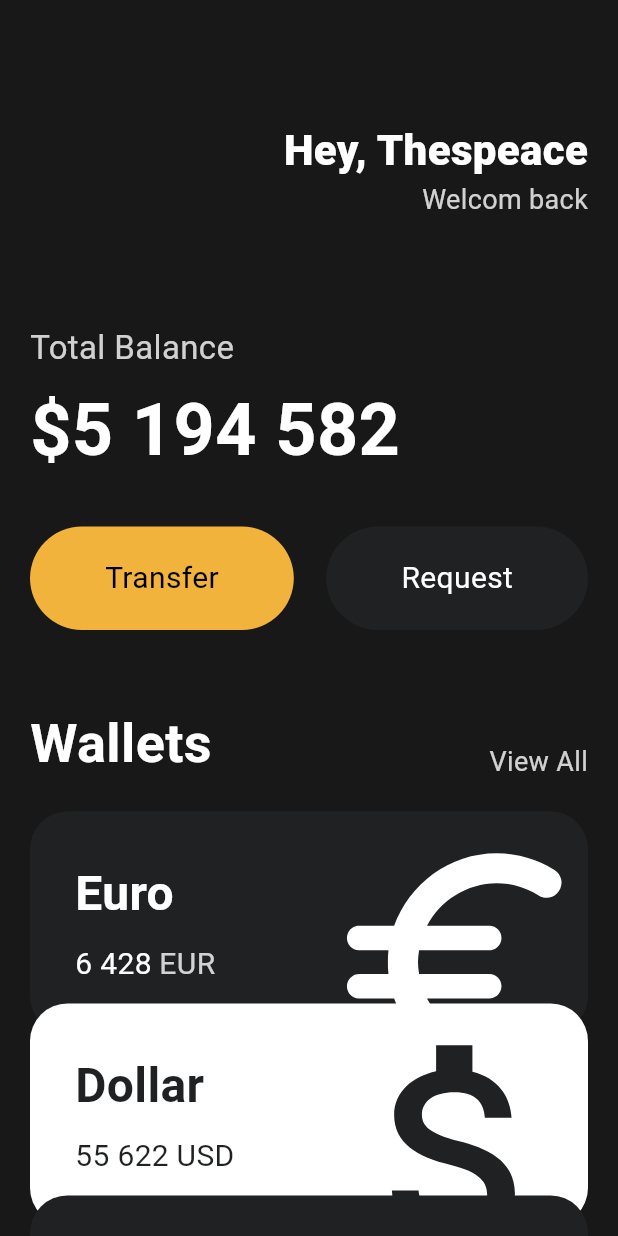
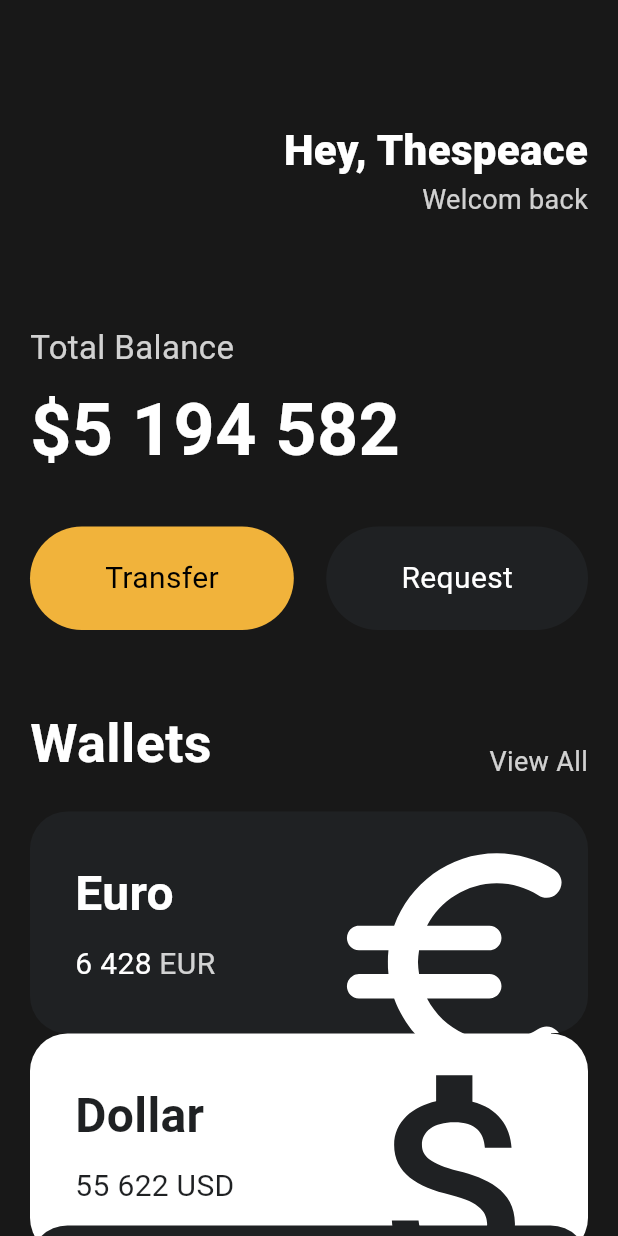
Before and after one commit to thespeace/learn_flutter_starter, a Flutter app: the screen it shows after launch, on a phone screen of 412 x 824 dp. Run offline on Flutter 3.47's test engine with Material 3 defaults, Android fonts, the phone set to English and light mode, and no system bars.

Commit message:
FEAT: UI Challenge-reusable cards2

```diff
--- a/lib/main.dart
+++ b/lib/main.dart
@@ -141,27 +141,24 @@
                     amount: '6 428',
                     icon: Icons.euro_rounded,
                     isInverted: false,
+                    order: 1,
                 ),
-                Transform.translate(
-                  offset: const Offset(0, -20),
-                  child: const CurrencyCard(
-                      name: 'Dollar',
-                      code: 'USD',
-                      amount: '55 622',
-                      icon: Icons.attach_money_outlined,
-                      isInverted: true,
-                  ),
+                const CurrencyCard(
+                    name: 'Dollar',
+                    code: 'USD',
+                    amount: '55 622',
+                    icon: Icons.attach_money_outlined,
+                    isInverted: true,
+                    order: 1,
                 ),
-                Transform.translate(
-                  offset: const Offset(0, -40),
-                  child: const CurrencyCard(
+                const CurrencyCard(
                     name: 'Rupee',
                     code: 'INR',
                     amount: '28 981',
                     icon: Icons.currency_rupee,
                     isInverted: false,
+                    order: 2,
                   ),
-                ),
               ],
             ),
           ),
--- a/lib/widgets/currency_card.dart
+++ b/lib/widgets/currency_card.dart
@@ -5,6 +5,7 @@
   final String name, code, amount;
   final IconData icon;
   final bool isInverted;
+  final double order;
 
   //변수 앞에 `_`를 붙이면 private하게 만들겠다는 규칙.
   final _blackColor = const Color(0xFF1F2123);
@@ -16,11 +17,14 @@
     required this.amount,
     required this.icon,
     required this.isInverted,
+    required this.order,
   });
 
   @override
   Widget build(BuildContext context) {
-    return Container(
+    return Transform.translate(
+      offset: Offset(0, order==1 ? 0 : (order==2 ? -20 : -40)),
+      child: Container(
         clipBehavior: Clip.hardEdge,
         decoration: BoxDecoration(
           color:
@@ -83,6 +87,7 @@
             ],
           ),
         ),
+      ),
     );
   }
 
```
Lines whose indentation alone changed are shown as unchanged.
